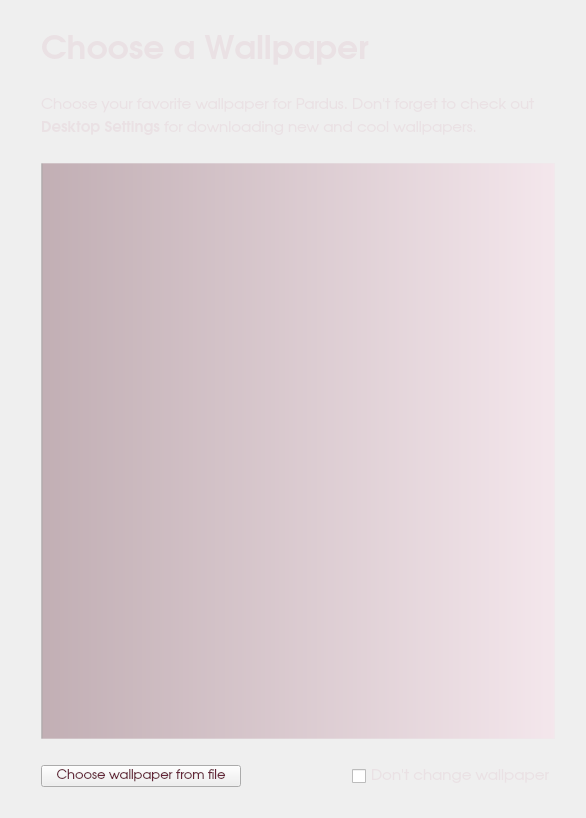
Qt form kde/kaptan/src/gui/wallpaperWidget.ui (pars-linux/uludag) before a commit.
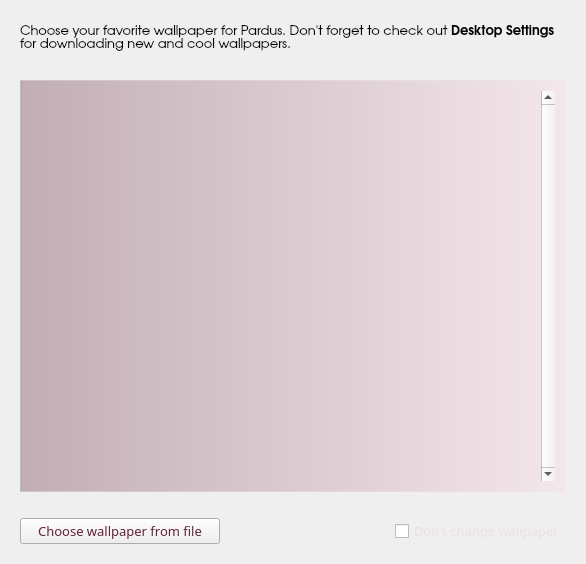
The same form after that commit.

```diff
--- a/kde/kaptan/src/gui/wallpaperWidget.ui
+++ b/kde/kaptan/src/gui/wallpaperWidget.ui
@@ -7,17 +7,24 @@
     <x>0</x>
     <y>0</y>
     <width>586</width>
-    <height>818</height>
+    <height>564</height>
    </rect>
   </property>
   <property name="windowTitle">
    <string>Wallpaper</string>
   </property>
   <property name="styleSheet">
-   <string>color: rgb(234, 225, 228);</string>
+   <string notr="true">QListWidget{
+background-color: qlineargradient(spread:pad, x1:0, y1:0, x2:1, y2:0, stop:0 rgba(0, 0, 0, 81), stop:0.00537634 rgba(95, 34, 52, 80), stop:1 rgba(255, 213, 230, 80));
+border: 1px solid rgb(236, 236, 236, 80);
+color: rgb(234, 225, 228);
+}</string>
   </property>
   <layout class="QGridLayout" name="gridLayout">
-   <item row="5" column="1">
+   <property name="margin">
+    <number>20</number>
+   </property>
+   <item row="2" column="0">
     <layout class="QVBoxLayout" name="verticalLayout">
      <item>
       <widget class="QListWidget" name="listWallpaper">
@@ -34,9 +41,7 @@
         </size>
        </property>
        <property name="styleSheet">
-        <string>#listWallpaper{background-color: qlineargradient(spread:pad, x1:0, y1:0, x2:1, y2:0, stop:0 rgba(0, 0, 0, 81), stop:0.00537634 rgba(95, 34, 52, 80), stop:1 rgba(255, 213, 230, 80));
-
-border: 1px solid rgb(236, 236, 236, 80);}</string>
+        <string notr="true">#listWallpaper{padding:10px;}</string>
        </property>
        <property name="frameShape">
         <enum>QFrame::NoFrame</enum>
@@ -44,11 +49,11 @@
        <property name="frameShadow">
         <enum>QFrame::Sunken</enum>
        </property>
-       <property name="alternatingRowColors">
-        <bool>false</bool>
+       <property name="verticalScrollBarPolicy">
+        <enum>Qt::ScrollBarAlwaysOn</enum>
        </property>
-       <property name="textElideMode">
-        <enum>Qt::ElideRight</enum>
+       <property name="movement">
+        <enum>QListView::Static</enum>
        </property>
        <property name="resizeMode">
         <enum>QListView::Fixed</enum>
@@ -57,16 +62,16 @@
         <enum>QListView::SinglePass</enum>
        </property>
        <property name="spacing">
-        <number>0</number>
+        <number>170</number>
        </property>
        <property name="gridSize">
         <size>
-         <width>0</width>
-         <height>110</height>
+         <width>120</width>
+         <height>170</height>
         </size>
        </property>
        <property name="viewMode">
-        <enum>QListView::ListMode</enum>
+        <enum>QListView::IconMode</enum>
        </property>
        <property name="modelColumn">
         <number>0</number>
@@ -75,7 +80,10 @@
         <bool>false</bool>
        </property>
        <property name="batchSize">
-        <number>100</number>
+        <number>170</number>
+       </property>
+       <property name="wordWrap">
+        <bool>false</bool>
        </property>
       </widget>
      </item>
@@ -107,7 +115,7 @@
          </property>
          <property name="font">
           <font>
-           <family>URW Gothic L</family>
+           <family>Sans Serif</family>
            <pointsize>10</pointsize>
           </font>
          </property>
@@ -139,12 +147,12 @@
         <widget class="QCheckBox" name="checkBox">
          <property name="font">
           <font>
-           <family>URW Gothic L</family>
-           <pointsize>11</pointsize>
+           <family>Sans Serif</family>
+           <pointsize>10</pointsize>
           </font>
          </property>
          <property name="styleSheet">
-          <string notr="true"/>
+          <string notr="true">color: rgb(234, 225, 228);</string>
          </property>
          <property name="text">
           <string>Don't change wallpaper</string>
@@ -155,39 +163,7 @@
      </item>
     </layout>
    </item>
-   <item row="5" column="0">
-    <spacer name="horizontalSpacer_3">
-     <property name="orientation">
-      <enum>Qt::Horizontal</enum>
-     </property>
-     <property name="sizeType">
-      <enum>QSizePolicy::Fixed</enum>
-     </property>
-     <property name="sizeHint" stdset="0">
-      <size>
-       <width>30</width>
-       <height>20</height>
-      </size>
-     </property>
-    </spacer>
-   </item>
-   <item row="5" column="2">
-    <spacer name="horizontalSpacer_4">
-     <property name="orientation">
-      <enum>Qt::Horizontal</enum>
-     </property>
-     <property name="sizeType">
-      <enum>QSizePolicy::Fixed</enum>
-     </property>
-     <property name="sizeHint" stdset="0">
-      <size>
-       <width>20</width>
-       <height>20</height>
-      </size>
-     </property>
-    </spacer>
-   </item>
-   <item row="4" column="1">
+   <item row="1" column="0">
     <spacer name="verticalSpacer_4">
      <property name="orientation">
       <enum>Qt::Vertical</enum>
@@ -203,8 +179,8 @@
      </property>
     </spacer>
    </item>
-   <item row="3" column="1">
-    <widget class="QLabel" name="labelMouseDesc">
+   <item row="0" column="0">
+    <widget class="QLabel" name="description">
      <property name="minimumSize">
       <size>
        <width>300</width>
@@ -214,7 +190,7 @@
      <property name="font">
       <font>
        <family>URW Gothic L</family>
-       <pointsize>11</pointsize>
+       <pointsize>10</pointsize>
       </font>
      </property>
      <property name="styleSheet">
@@ -228,84 +204,6 @@
      </property>
     </widget>
    </item>
-   <item row="1" column="1">
-    <widget class="QLabel" name="label">
-     <property name="sizePolicy">
-      <sizepolicy hsizetype="Fixed" vsizetype="Fixed">
-       <horstretch>0</horstretch>
-       <verstretch>0</verstretch>
-      </sizepolicy>
-     </property>
-     <property name="minimumSize">
-      <size>
-       <width>0</width>
-       <height>50</height>
-      </size>
-     </property>
-     <property name="font">
-      <font>
-       <family>URW Gothic L</family>
-       <pointsize>25</pointsize>
-       <weight>75</weight>
-       <bold>true</bold>
-      </font>
-     </property>
-     <property name="styleSheet">
-      <string/>
-     </property>
-     <property name="text">
-      <string>Choose a Wallpaper</string>
-     </property>
-    </widget>
-   </item>
-   <item row="2" column="1">
-    <spacer name="verticalSpacer_5">
-     <property name="orientation">
-      <enum>Qt::Vertical</enum>
-     </property>
-     <property name="sizeType">
-      <enum>QSizePolicy::Fixed</enum>
-     </property>
-     <property name="sizeHint" stdset="0">
-      <size>
-       <width>20</width>
-       <height>20</height>
-      </size>
-     </property>
-    </spacer>
-   </item>
-   <item row="6" column="1">
-    <spacer name="verticalSpacer_6">
-     <property name="orientation">
-      <enum>Qt::Vertical</enum>
-     </property>
-     <property name="sizeType">
-      <enum>QSizePolicy::Fixed</enum>
-     </property>
-     <property name="sizeHint" stdset="0">
-      <size>
-       <width>20</width>
-       <height>20</height>
-      </size>
-     </property>
-    </spacer>
-   </item>
-   <item row="0" column="1">
-    <spacer name="verticalSpacer">
-     <property name="orientation">
-      <enum>Qt::Vertical</enum>
-     </property>
-     <property name="sizeType">
-      <enum>QSizePolicy::Fixed</enum>
-     </property>
-     <property name="sizeHint" stdset="0">
-      <size>
-       <width>20</width>
-       <height>10</height>
-      </size>
-     </property>
-    </spacer>
-   </item>
   </layout>
  </widget>
  <resources/>
```
Left out of the diff: 7 changed lines with no effect on the pictures.
